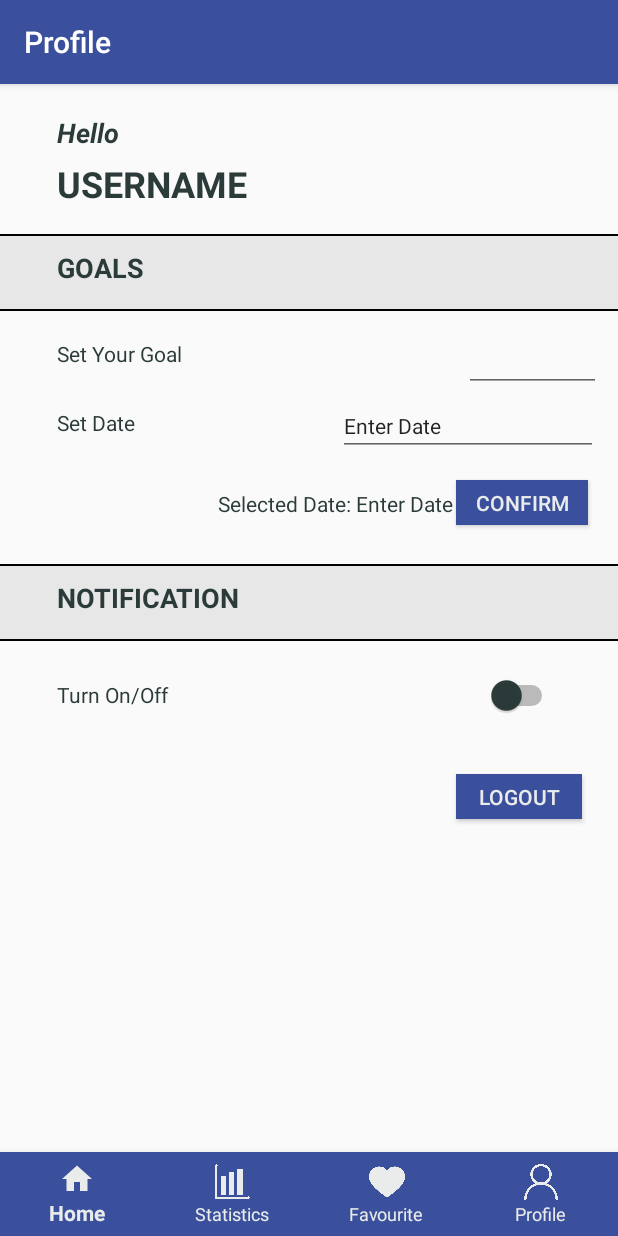
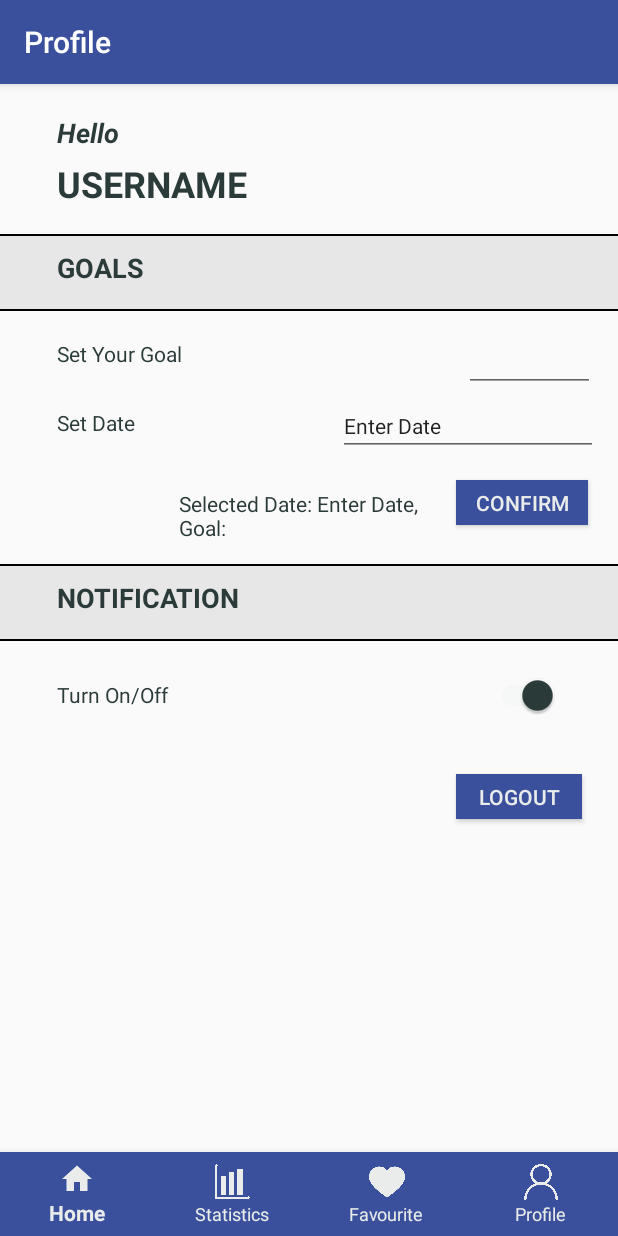
Before and after one commit to lczm/cosign, an Android app: the ProfileFragment screen opened through its navigation route, after a tap on "CONFIRM", on a phone screen of 412 x 824 dp. Run offline under Robolectric (Android 15) with nearby library versions, the phone set to English and light mode, and no system bars; our stand-ins replace navigation-ui; 1 other tap on this screen came first.

Commit message:
Updated stuff for profile page (Still not linked to db yet)

```diff
--- a/frontend/CoSign/app/src/main/java/sg/edu/np/cosign/ui/profile/ProfileFragment.java
+++ b/frontend/CoSign/app/src/main/java/sg/edu/np/cosign/ui/profile/ProfileFragment.java
@@ -12,7 +12,9 @@ import android.widget.EditText;
 import android.widget.ExpandableListAdapter;
 import android.widget.ExpandableListView;
 import android.widget.ImageView;
+import android.widget.Switch;
 import android.widget.TextView;
+import android.widget.Toast;
 
 import java.util.Calendar;
 import java.util.HashMap;
@@ -31,9 +33,10 @@ public class ProfileFragment extends Fragment {
 
     private ProfileViewModel profileViewModel;
     DatePickerDialog picker;
-    EditText eText;
+    EditText eText, goal_edit;
     Button btnGet;
     TextView tvw;
+    Switch aSwitch;
 
     public View onCreateView(@NonNull LayoutInflater inflater,
                              ViewGroup container, Bundle savedInstanceState) {
@@ -48,6 +51,7 @@ public class ProfileFragment extends Fragment {
             }
         });*/
         final EditText eText= root.findViewById(R.id.Date_editor);
+        final EditText goal_edit= root.findViewById(R.id.goal_et);
         eText.setInputType(InputType.TYPE_NULL);
         eText.setOnClickListener(new View.OnClickListener() {
             @Override
@@ -73,7 +77,19 @@ public class ProfileFragment extends Fragment {
             @Override
             public void onClick(View v) {
                 TextView tvw = getView().findViewById(R.id.textView1);
-                tvw.setText("Selected Date: "+ eText.getText());
+                tvw.setText("Selected Date: "+ eText.getText() + ", Goal: " + goal_edit.getText());
+            }
+        });
+        aSwitch = root.findViewById(R.id.Noti_switch);
+        aSwitch.setOnClickListener(new View.OnClickListener() {
+            @Override
+            public void onClick(View view) {
+                String statusSwitch;
+                if (aSwitch.isChecked())
+                    statusSwitch = aSwitch.getTextOn().toString();
+                else
+                    statusSwitch = aSwitch.getTextOff().toString();
+                Toast.makeText(getActivity().getApplicationContext(), "Notification :" + statusSwitch, Toast.LENGTH_LONG).show();
             }
         });
         return root;
--- a/frontend/CoSign/app/src/main/res/layout/fragment_profile.xml
+++ b/frontend/CoSign/app/src/main/res/layout/fragment_profile.xml
@@ -154,6 +154,7 @@
         android:text="@string/turn_on_off" />
 
     <Switch
+        android:id="@+id/Noti_switch"
         android:layout_width="wrap_content"
         android:layout_height="wrap_content"
         android:layout_alignParentStart="true"
@@ -179,12 +180,13 @@
         android:text="@string/set_date" />
 
     <EditText
-        android:layout_width="91dp"
-        android:layout_height="35dp"
+        android:id="@+id/goal_et"
+        android:layout_width="87dp"
+        android:layout_height="wrap_content"
         android:layout_alignParentStart="true"
         android:layout_alignParentTop="true"
         android:layout_marginStart="309dp"
-        android:layout_marginTop="170dp"
+        android:layout_marginTop="160dp"
         android:ems="10"
         android:inputType="number" />
 
@@ -195,7 +197,7 @@
         android:layout_alignParentStart="true"
         android:layout_alignParentTop="true"
         android:layout_centerInParent="true"
-        android:layout_marginStart="145dp"
+        android:layout_marginStart="119dp"
         android:layout_marginTop="270dp" />
 
     <Button
```
